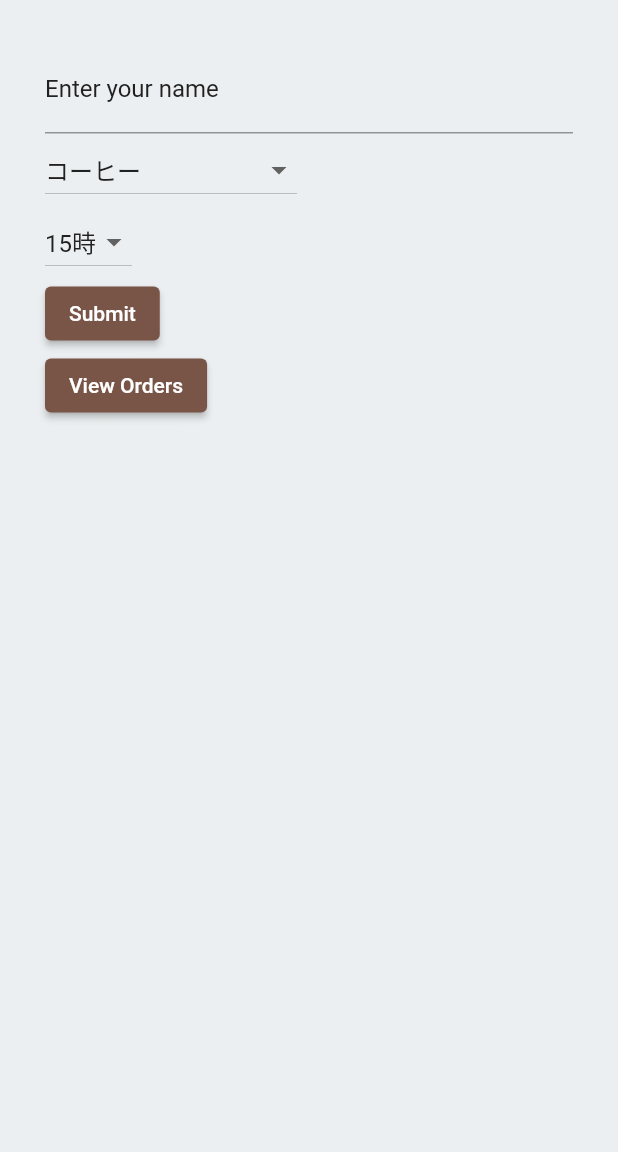
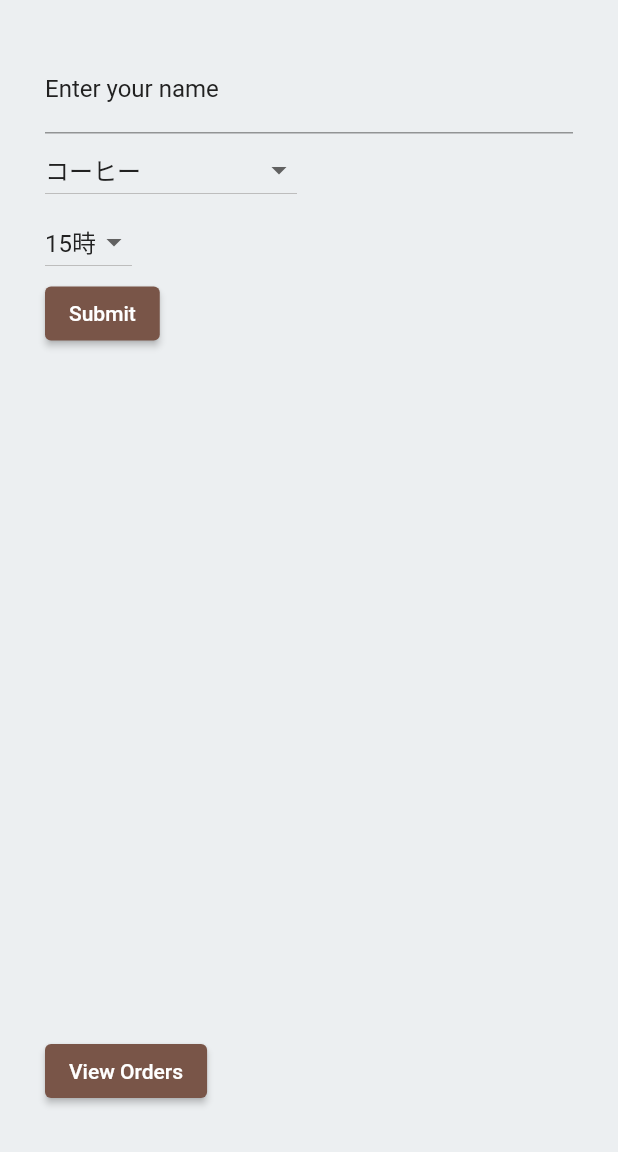
Before and after one commit to shinnkura/cafe_connect, a Flutter app: the screen it shows after launch, on a phone screen of 412 x 824 dp, the part 84-1236 px from its top. Run offline on Flutter 3.47's test engine with Material 2 defaults, Android fonts, the phone set to English and light mode, and no system bars.

Commit message:
ボタン同士にpadding

```diff
--- a/lib/screens/home/my_home_page.dart
+++ b/lib/screens/home/my_home_page.dart
@@ -98,6 +98,8 @@ class MyHomePageState extends State<MyHomePage> {
               ),
               child: const Text('Submit'),
             ),
+            // const SizedBox(height: 200),
+            const Spacer(),
             ElevatedButton(
               onPressed: () {
                 Navigator.pushNamed(context, '/orderList');
```
